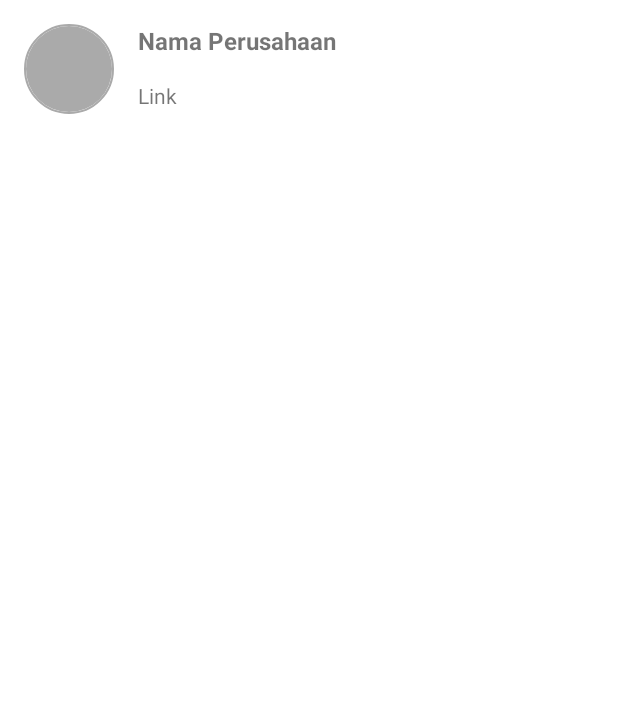
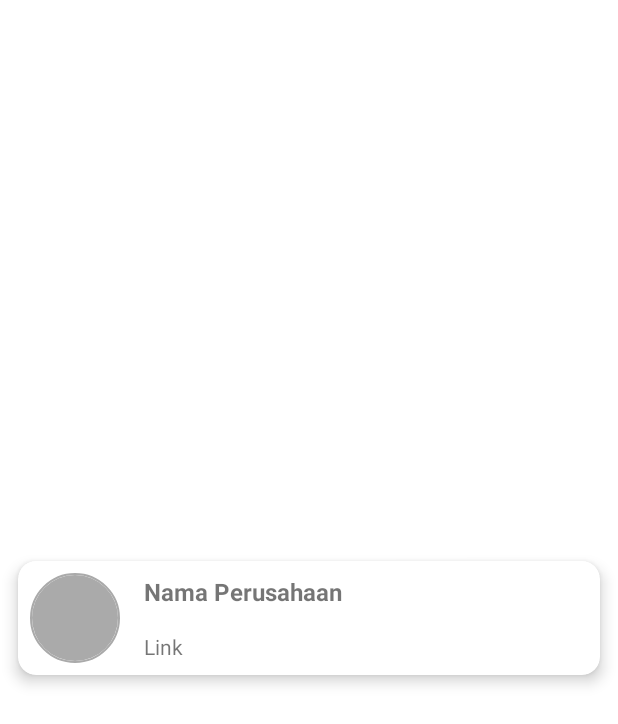
Before and after one commit to NadiaLayraAziza/mini-project-mobile, an Android app: the layout activity_list.xml on its own in the app's theme, with its tools: preview values and no code run, on a phone screen of 412 x 824 dp. Shown: the top 724 px of the screen. Run offline under Robolectric (Android 15) with nearby library versions, the phone set to English and light mode, and no system bars.

Commit message:
Menambahkan RecyclerView di dalam menu Kategori Media

```diff
--- a/app/src/main/AndroidManifest.xml
+++ b/app/src/main/AndroidManifest.xml
@@ -9,6 +9,9 @@
         android:roundIcon="@mipmap/ic_launcher_round"
         android:supportsRtl="true"
         android:theme="@style/Theme.MiniprojectNadiaLayraAziza">
+        <activity
+            android:name=".MediaActivity"
+            android:exported="true" />
         <activity
             android:name=".DetailActivity"
             android:exported="true" />
--- a/app/src/main/java/org/aplas/mini_project_nadialayraaziza/ListFragment.java
+++ b/app/src/main/java/org/aplas/mini_project_nadialayraaziza/ListFragment.java
@@ -5,6 +5,8 @@ import android.os.Bundle;
 import android.view.LayoutInflater;
 import android.view.View;
 import android.view.ViewGroup;
+import android.widget.ImageView;
+import android.widget.TextView;
 
 import androidx.annotation.NonNull;
 import androidx.annotation.Nullable;
@@ -12,6 +14,7 @@ import androidx.fragment.app.Fragment;
 import androidx.recyclerview.widget.LinearLayoutManager;
 import androidx.recyclerview.widget.RecyclerView;
 
+import com.bumptech.glide.Glide;
 import com.etebarian.meowbottomnavigation.MeowBottomNavigation;
 
 import java.util.ArrayList;
@@ -19,7 +22,7 @@ import java.util.ArrayList;
 public class ListFragment extends Fragment {
     RecyclerView rvPerusahaan;
     ArrayList<Perusahaan> list = new ArrayList<>();
-    View v;
+    public static final String ITEM_EXTRA = "item_extra";
 
     public ListFragment() {
 
--- a/app/src/main/java/org/aplas/mini_project_nadialayraaziza/PerusahaanData.java
+++ b/app/src/main/java/org/aplas/mini_project_nadialayraaziza/PerusahaanData.java
@@ -87,4 +87,5 @@ public class PerusahaanData {
         }
         return list;
     }
+
 }
--- a/app/src/main/res/layout/activity_list.xml
+++ b/app/src/main/res/layout/activity_list.xml
@@ -1,11 +1,21 @@
 <?xml version="1.0" encoding="utf-8"?>
-<LinearLayout xmlns:android="http://schemas.android.com/apk/res/android"
+<androidx.cardview.widget.CardView xmlns:android="http://schemas.android.com/apk/res/android"
+    xmlns:app="http://schemas.android.com/apk/res-auto"
     xmlns:tools="http://schemas.android.com/tools"
+    android:layout_width="wrap_content"
+    android:layout_height="wrap_content"
+    android:layout_gravity="center"
+    android:orientation="horizontal"
+    android:layout_columnWeight="1"
+    android:layout_rowWeight="1"
+    app:cardElevation="6dp"
+    app:cardCornerRadius="12dp"
+    android:layout_margin="12dp">
+
+    <RelativeLayout
         android:layout_width="match_parent"
         android:layout_height="wrap_content"
-    xmlns:app="http://schemas.android.com/apk/res-auto"
-    android:orientation="horizontal"
-    android:padding="16dp">
+        android:padding="8dp">
 
         <de.hdodenhof.circleimageview.CircleImageView
             android:id="@+id/imgLogoItem"
@@ -15,7 +25,7 @@
             android:layout_marginRight="16dp"
             app:civ_border_color="@android:color/darker_gray"
             app:civ_border_width="1dp"
-        tools:src="@android:color/darker_gray"/>
+            tools:src="@android:color/darker_gray" />
 
         <LinearLayout
             android:layout_width="match_parent"
@@ -30,16 +40,17 @@
                 android:layout_width="match_parent"
                 android:layout_height="wrap_content"
                 android:layout_marginBottom="16dp"
+                android:text="@string/nama_perusahaan"
                 android:textSize="16sp"
-            android:textStyle="bold"
-            android:text="@string/nama_perusahaan"/>
+                android:textStyle="bold" />
 
             <TextView
                 android:id="@+id/ItemLink"
                 android:layout_width="match_parent"
                 android:layout_height="wrap_content"
                 android:ellipsize="end"
-            android:text="@string/link"/>
+                android:text="@string/link" />
         </LinearLayout>
+    </RelativeLayout>
 
-</LinearLayout>
+</androidx.cardview.widget.CardView>
--- a/app/src/main/res/layout/fragment_home.xml
+++ b/app/src/main/res/layout/fragment_home.xml
@@ -28,6 +28,7 @@
         android:paddingTop="270dp">
 
         <androidx.cardview.widget.CardView
+            android:id="@+id/menu_media"
             android:layout_width="wrap_content"
             android:layout_height="wrap_content"
             android:layout_columnWeight="1"
@@ -60,6 +61,7 @@
         </androidx.cardview.widget.CardView>
 
         <androidx.cardview.widget.CardView
+            android:id="@+id/menu_semikonduktor"
             android:layout_width="wrap_content"
             android:layout_height="wrap_content"
             android:layout_columnWeight="1"
@@ -92,6 +94,7 @@
         </androidx.cardview.widget.CardView>
 
         <androidx.cardview.widget.CardView
+            android:id="@+id/menu_hardware"
             android:layout_width="wrap_content"
             android:layout_height="wrap_content"
             android:layout_columnWeight="1"
@@ -131,6 +134,7 @@
         </androidx.cardview.widget.CardView>
 
         <androidx.cardview.widget.CardView
+            android:id="@+id/menu_software"
             android:layout_width="wrap_content"
             android:layout_height="wrap_content"
             android:layout_columnWeight="1"
```
Also changed, not shown: app/src/main/java/org/aplas/mini_project_nadialayraaziza/HomeFragment.java (+26 -1 lines), app/src/main/java/org/aplas/mini_project_nadialayraaziza/MediaActivity.java (added, +53 -0 lines), app/src/main/java/org/aplas/mini_project_nadialayraaziza/MediaData.java (added, +67 -0 lines), app/src/main/res/layout/activity_detail.xml (+7 -2 lines), app/src/main/res/layout/activity_media.xml (added, +15 -0 lines), app/src/main/res/drawable/charter.jpg (added), app/src/main/res/drawable/comcast.jpg (added), app/src/main/res/drawable/discovery.jpg (added), app/src/main/res/drawable/dish.png (added), app/src/main/res/drawable/disney.png (added), app/src/main/res/drawable/focus.png (added), app/src/main/res/drawable/naspers.png (added), app/src/main/res/drawable/netflix.jpg (added), app/src/main/res/drawable/sky.jpg (added). Lines whose indentation alone changed are shown as unchanged.
